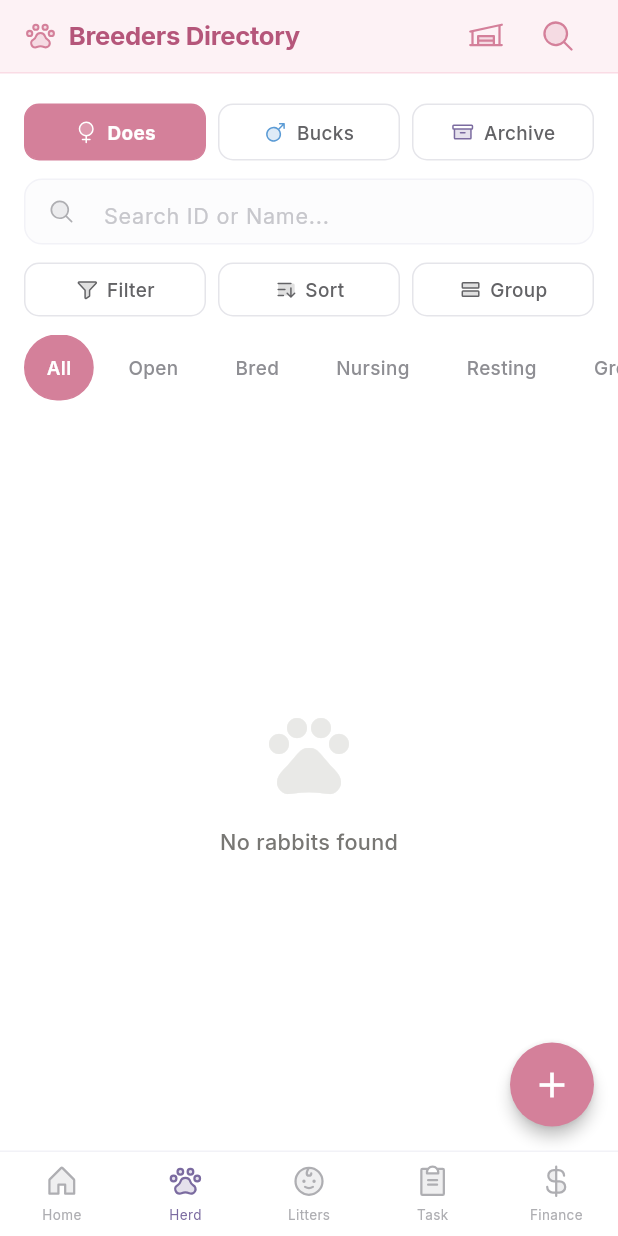
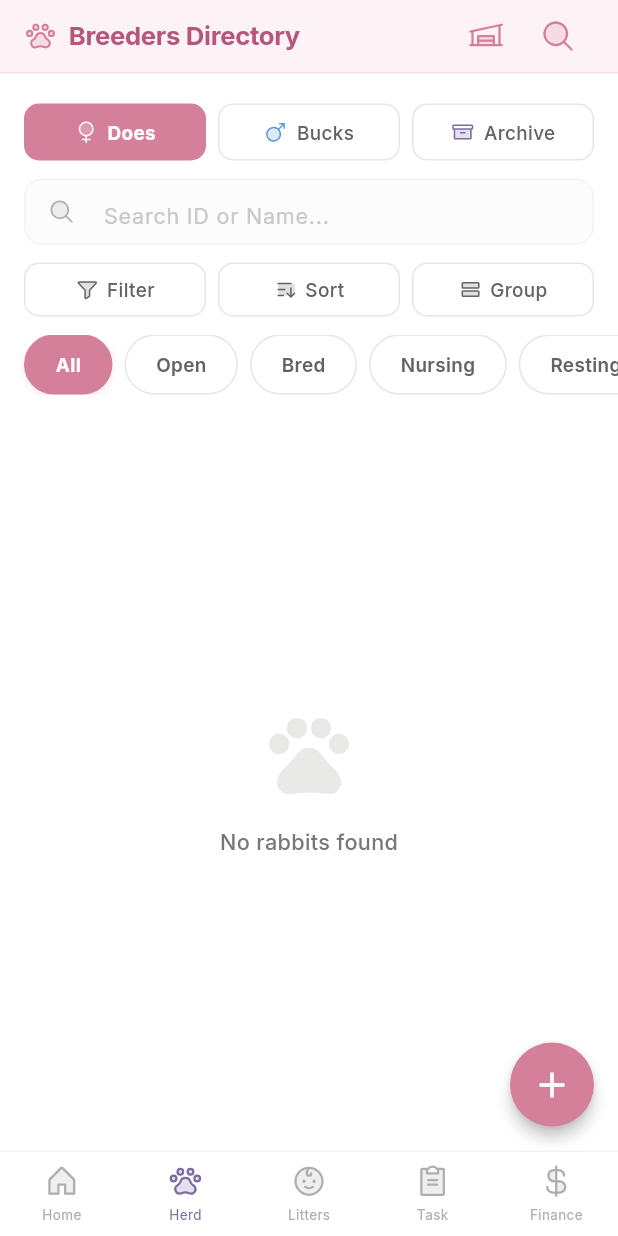
Before and after one commit to superior-v/rabbitry, a Flutter app: the screen it shows after launch, item 2 of the bottom bar chosen, on a phone screen of 412 x 824 dp. Run offline on Flutter 3.47's test engine with Material 3 defaults, Android fonts, the light colour scheme and no system bars; our stand-ins replace csv, file_picker, fl_chart, flutter_local_notifications, google_fonts, image_picker and 8 more; accounts and stored records are empty.

```diff
--- a/lib/screens/herd_screen.dart
+++ b/lib/screens/herd_screen.dart
@@ -696,8 +696,8 @@ class _HerdScreenState extends State<HerdScreen> with AutomaticKeepAliveClientMi
     final activeColor = _tabController.index == 0 ? kDoeIcon : (_tabController.index == 1 ? kBuckIcon : kLilacDeep);
 
     return Container(
-      height: 44,
-      margin: const EdgeInsets.only(bottom: 8),
+      height: 40,
+      margin: const EdgeInsets.only(bottom: 12),
       child: ListView.builder(
         scrollDirection: Axis.horizontal,
         padding: const EdgeInsets.symmetric(horizontal: 16),
@@ -711,19 +711,22 @@ class _HerdScreenState extends State<HerdScreen> with AutomaticKeepAliveClientMi
             onTap: () => setState(() => _currentFilter = filter),
             child: Container(
               margin: const EdgeInsets.only(right: 8),
-              padding: const EdgeInsets.symmetric(horizontal: 14),
+              padding: const EdgeInsets.symmetric(horizontal: 20),
               decoration: BoxDecoration(
                 color: isActive ? activeColor : Colors.white,
                 borderRadius: BorderRadius.circular(100),
-                border: Border.all(color: isActive ? activeColor : Colors.transparent),
+                border: Border.all(color: isActive ? activeColor : kNeutral300),
+                boxShadow: isActive
+                    ? [BoxShadow(color: activeColor.withOpacity(0.2), blurRadius: 4, offset: const Offset(0, 2))]
+                    : null,
               ),
               child: Center(
                 child: Text(
                   label,
                   style: TextStyle(
-                    color: isActive ? Colors.white : kNeutral600,
+                    color: isActive ? Colors.white : kNeutral700,
                     fontSize: 14,
-                    fontWeight: isActive ? FontWeight.w600 : FontWeight.w500,
+                    fontWeight: isActive ? FontWeight.w700 : FontWeight.w600,
                   ),
                 ),
               ),
```
